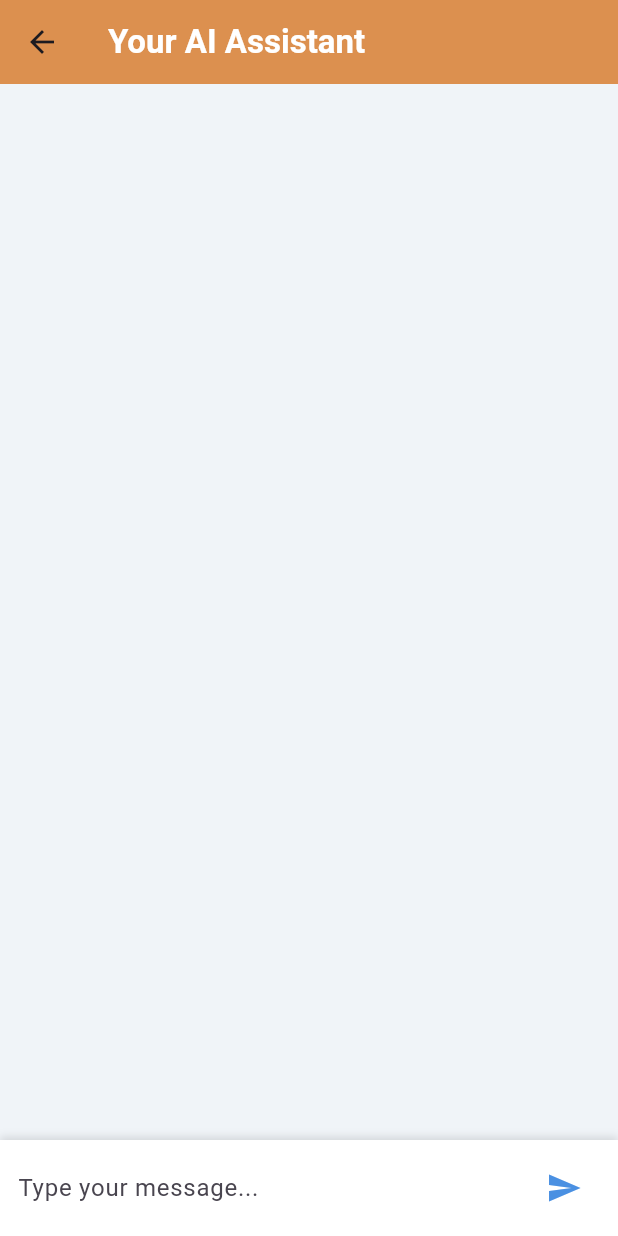
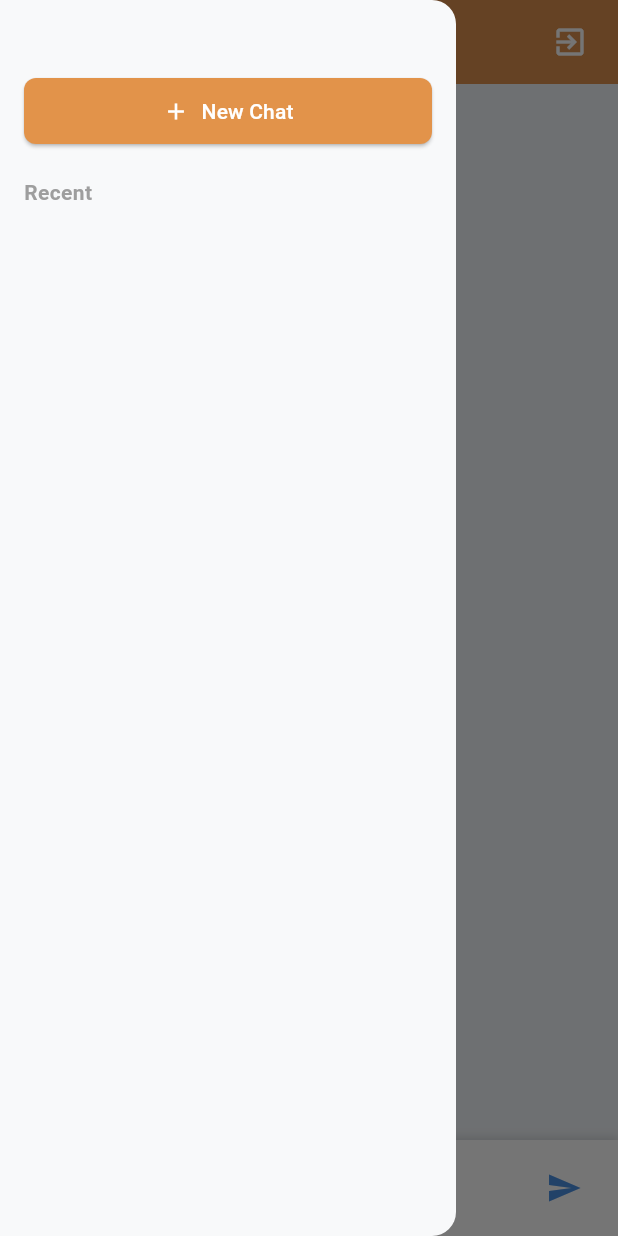
Before and after one commit to its-surbhi02/notes_app, a Flutter app: the AiToolsScreen screen opened directly, with the side drawer open (before the commit the screen has no drawer), on a phone screen of 412 x 824 dp. Run offline on Flutter 3.47's test engine with Material 3 defaults, Android fonts, the phone set to English and light mode, and no system bars; our stand-ins replace cached_network_image, cloud_firestore, firebase_auth, firebase_core, firebase_crashlytics, firebase_messaging and 10 more; missing offline and left inert: record; accounts and stored records are empty.

Commit message:
fixing bugs

```diff
--- a/lib/core/features/advanced/screens/ai_tools_screen.dart
+++ b/lib/core/features/advanced/screens/ai_tools_screen.dart
@@ -1,12 +1,45 @@
-
 
 
 import 'dart:convert';
 import 'package:flutter/material.dart';
 import 'package:http/http.dart' as http;
 import 'package:flutter_dotenv/flutter_dotenv.dart';
+import 'package:shared_preferences/shared_preferences.dart';
 
+// --- MODEL CLASS FOR CHAT SESSIONS ---
+class ChatSession {
+  String id;
+  String title;
+  List<Map<String, String>> messages;
+  DateTime timestamp;
 
+  ChatSession({
+    required this.id,
+    required this.title,
+    required this.messages,
+    required this.timestamp,
+  });
+
+  Map<String, dynamic> toJson() => {
+        'id': id,
+        'title': title,
+        'messages': messages,
+        'timestamp': timestamp.toIso8601String(),
+      };
+
+  factory ChatSession.fromJson(Map<String, dynamic> json) {
+    return ChatSession(
+      id: json['id'],
+      title: json['title'],
+      messages: List<Map<String, String>>.from(
+        (json['messages'] as List).map((item) => Map<String, String>.from(item)),
+      ),
+      timestamp: DateTime.parse(json['timestamp']),
+    );
+  }
+}
+
+// --- MAIN SCREEN ---
 class AiToolsScreen extends StatefulWidget {
   const AiToolsScreen({super.key});
 
@@ -17,60 +50,127 @@ class AiToolsScreen extends StatefulWidget {
 class _AiToolsScreenState extends State<AiToolsScreen> {
   final TextEditingController _promptController = TextEditingController();
   final ScrollController _scrollController = ScrollController();
+  final GlobalKey<ScaffoldState> _scaffoldKey = GlobalKey<ScaffoldState>();
+
   bool _isLoading = false;
-  final List<Map<String, String>> _messages = [];
+  String _apiKey = "";
 
-  // ✅ Store the API key in the widget's state
-  String _apiKey = "";
+  // History State
+  List<ChatSession> _sessions = [];
+  String? _currentSessionId;
+  List<Map<String, String>> _currentMessages = [];
 
   @override
   void initState() {
     super.initState();
-    // ✅ Load the key here, after main.dart has loaded the .env file
     _apiKey = dotenv.env['API_KEY'] ?? "API_KEY_NOT_FOUND";
 
+    _loadHistory().then((_) {
+      if (_sessions.isEmpty) {
+        _startNewChat();
+      } else {
+        _startNewChat(); // Start fresh by default, or remove this to load last chat
+      }
+    });
+
     if (_apiKey == "API_KEY_NOT_FOUND") {
-      print("Error: API_KEY not found in .env file.");
-      _messages.add({
+      _currentMessages.add({
         "role": "ai",
         "text": "Error: API_KEY is not configured. Please contact support."
       });
     }
   }
 
-  /// 🔥 Gemini API Call
+  // --- STORAGE LOGIC ---
+  Future<void> _loadHistory() async {
+    final prefs = await SharedPreferences.getInstance();
+    final String? historyJson = prefs.getString('chat_history');
+
+    if (historyJson != null) {
+      final List<dynamic> decoded = jsonDecode(historyJson);
+      setState(() {
+        _sessions = decoded.map((json) => ChatSession.fromJson(json)).toList();
+        _sessions.sort((a, b) => b.timestamp.compareTo(a.timestamp));
+      });
+    }
+  }
+
+  Future<void> _saveHistory() async {
+    final prefs = await SharedPreferences.getInstance();
+    final String encoded = jsonEncode(_sessions.map((s) => s.toJson()).toList());
+    await prefs.setString('chat_history', encoded);
+  }
+
+  // --- SESSION MANAGEMENT ---
+  void _startNewChat() {
+    setState(() {
+      _currentSessionId = DateTime.now().millisecondsSinceEpoch.toString();
+      _currentMessages = [];
+      _isLoading = false;
+    });
+    if (_scaffoldKey.currentState?.isDrawerOpen ?? false) {
+      Navigator.pop(context);
+    }
+  }
+
+  void _loadSession(ChatSession session) {
+    setState(() {
+      _currentSessionId = session.id;
+      _currentMessages = List.from(session.messages);
+    });
+    Navigator.pop(context);
+  }
+
+  void _updateCurrentSessionInHistory() {
+    final index = _sessions.indexWhere((s) => s.id == _currentSessionId);
+
+    String title = "New Chat";
+    if (_currentMessages.isNotEmpty) {
+      title = _currentMessages[0]['text'] ?? "Chat";
+      if (title.length > 20) title = "${title.substring(0, 20)}...";
+    }
+
+    final updatedSession = ChatSession(
+      id: _currentSessionId!,
+      title: title,
+      messages: _currentMessages,
+      timestamp: DateTime.now(),
+    );
+
+    setState(() {
+      if (index != -1) {
+        _sessions[index] = updatedSession;
+        _sessions.removeAt(index);
+        _sessions.insert(0, updatedSession);
+      } else {
+        _sessions.insert(0, updatedSession);
+      }
+    });
+
+    _saveHistory();
+  }
+
+  // --- API LOGIC ---
   Future<void> _generateContent() async {
     final prompt = _promptController.text.trim();
+    if (prompt.isEmpty) return;
 
-    if (prompt.isEmpty) {
-      ScaffoldMessenger.of(context).showSnackBar(
-        const SnackBar(
-          content: Text("Please enter a message."),
-          backgroundColor: Colors.redAccent,
-        ),
-      );
-      return;
-    }
-
-    // Add user message
     setState(() {
-      _messages.add({"role": "user", "text": prompt});
+      _currentMessages.add({"role": "user", "text": prompt});
       _isLoading = true;
       _promptController.clear();
     });
 
-    // API URL
+    _updateCurrentSessionInHistory(); // Save user prompt
+
     final url = Uri.parse(
-      // ✅ Use the state variable _apiKey
       "https://generativelanguage.googleapis.com/v1/models/gemini-2.5-flash:generateContent?key=$_apiKey",
     );
 
     final requestBody = {
       "contents": [
         {
-          "parts": [
-            {"text": prompt}
-          ]
+          "parts": [{"text": prompt}]
         }
       ]
     };
@@ -84,29 +184,30 @@ class _AiToolsScreenState extends State<AiToolsScreen> {
 
       if (response.statusCode == 200) {
         final json = jsonDecode(response.body);
-        final aiText =
-            json["candidates"][0]["content"]["parts"][0]["text"] ?? "No response";
+        final aiText = json["candidates"][0]["content"]["parts"][0]["text"] ?? "No response";
 
         setState(() {
-          _messages.add({"role": "ai", "text": aiText});
+          _currentMessages.add({"role": "ai", "text": aiText});
         });
       } else {
         final error = jsonDecode(response.body);
         final msg = error['error']?['message'] ?? "Unknown error";
-
         setState(() {
-          _messages.add({"role": "ai", "text": "❌ API Error: $msg"});
+          _currentMessages.add({"role": "ai", "text": "❌ Error: $msg"});
         });
       }
     } catch (e) {
       setState(() {
-        _messages.add({"role": "ai", "text": "🚫 Failed: $e"});
+        _currentMessages.add({"role": "ai", "text": "🚫 Failed: $e"});
       });
     }
 
     setState(() => _isLoading = false);
+    _updateCurrentSessionInHistory(); // Save AI response
+    _scrollToBottom();
+  }
 
-    // Auto-scroll to latest
+  void _scrollToBottom() {
     Future.delayed(const Duration(milliseconds: 300), () {
       if (!_scrollController.hasClients) return;
       _scrollController.animateTo(
@@ -117,36 +218,120 @@ class _AiToolsScreenState extends State<AiToolsScreen> {
     });
   }
 
+  // --- UI BUILD ---
   @override
   Widget build(BuildContext context) {
     return Scaffold(
+      key: _scaffoldKey,
       backgroundColor: const Color(0xFFF0F4F8),
 
-      /// Top AppBar
+      // SIDEBAR (DRAWER)
+      drawer: Drawer(
+        backgroundColor: const Color(0xFFF8F9FA),
+        child: Column(
+          children: [
+            const SizedBox(height: 50),
+            Padding(
+              padding: const EdgeInsets.symmetric(horizontal: 16.0),
+              child: SizedBox(
+                width: double.infinity,
+                child: ElevatedButton.icon(
+                  onPressed: _startNewChat,
+                  style: ElevatedButton.styleFrom(
+                    backgroundColor: const Color(0xFFE2934A),
+                    foregroundColor: Colors.white,
+                    padding: const EdgeInsets.symmetric(vertical: 12),
+                    shape: RoundedRectangleBorder(borderRadius: BorderRadius.circular(8)),
+                  ),
+                  icon: const Icon(Icons.add),
+                  label: const Text("New Chat"),
+                ),
+              ),
+            ),
+            const SizedBox(height: 20),
+            const Padding(
+              padding: EdgeInsets.only(left: 16.0),
+              child: Align(
+                alignment: Alignment.centerLeft,
+                child: Text("Recent", style: TextStyle(fontWeight: FontWeight.bold, color: Colors.grey)),
+              ),
+            ),
+            const SizedBox(height: 10),
+            Expanded(
+              child: ListView.builder(
+                padding: EdgeInsets.zero,
+                itemCount: _sessions.length,
+                itemBuilder: (context, index) {
+                  final session = _sessions[index];
+                  return ListTile(
+                    leading: const Icon(Icons.chat_bubble_outline, size: 20),
+                    title: Text(
+                      session.title,
+                      maxLines: 1,
+                      overflow: TextOverflow.ellipsis,
+                      style: const TextStyle(fontSize: 14),
+                    ),
+                    onTap: () => _loadSession(session),
+                    trailing: IconButton(
+                      icon: const Icon(Icons.delete_outline, size: 18, color: Colors.grey),
+                      onPressed: () {
+                         setState(() {
+                           _sessions.removeAt(index);
+                           _saveHistory();
+                           if(_currentSessionId == session.id) _startNewChat();
+                         });
+                      },
+                    ),
+                  );
+                },
+              ),
+            ),
+          ],
+        ),
+      ),
+
+      // TOP BAR
       appBar: AppBar(
         title: const Text(
-          "Your AI Assistant",
+          "AI Assistant",
           style: TextStyle(fontWeight: FontWeight.bold, color: Colors.white),
         ),
         backgroundColor: const Color(0xFFE2934A),
         elevation: 1,
+
+        // Left Menu Button
+        leading: IconButton(
+          icon: const Icon(Icons.menu, color: Colors.white),
+          onPressed: () => _scaffoldKey.currentState?.openDrawer(),
+        ),
+
+        // Right Back Button (Your Request)
+        actions: [
+          IconButton(
+            icon: const Icon(Icons.exit_to_app, color: Colors.white),
+            tooltip: 'Go Back',
+            onPressed: () {
+              Navigator.pop(context);
+            },
+          ),
+          const SizedBox(width: 8), // Little padding
+        ],
       ),
 
-      /// Body: Chat messages + Input
+      // CHAT AREA
       body: Column(
         children: [
           Expanded(
             child: ListView.builder(
               controller: _scrollController,
               padding: const EdgeInsets.all(12),
-              itemCount: _messages.length,
+              itemCount: _currentMessages.length,
               itemBuilder: (context, index) {
-                final msg = _messages[index];
+                final msg = _currentMessages[index];
                 final isUser = msg["role"] == "user";
 
                 return Align(
-                  alignment:
-                      isUser ? Alignment.centerRight : Alignment.centerLeft,
+                  alignment: isUser ? Alignment.centerRight : Alignment.centerLeft,
                   child: Container(
                     margin: const EdgeInsets.symmetric(vertical: 6),
                     padding: const EdgeInsets.all(14),
@@ -154,9 +339,7 @@ class _AiToolsScreenState extends State<AiToolsScreen> {
                       maxWidth: MediaQuery.of(context).size.width * 0.75,
                     ),
                     decoration: BoxDecoration(
-                      color: isUser
-                          ? const Color(0xFF4A90E2)
-                          : Colors.white,
+                      color: isUser ? const Color(0xFF4A90E2) : Colors.white,
                       borderRadius: BorderRadius.circular(16),
                       boxShadow: [
                         BoxShadow(
@@ -166,8 +349,6 @@ class _AiToolsScreenState extends State<AiToolsScreen> {
                         ),
                       ],
                     ),
-
-                    /// SELECTABLE TEXT
                     child: SelectableText(
                       msg["text"] ?? "",
                       style: TextStyle(
@@ -182,7 +363,7 @@ class _AiToolsScreenState extends State<AiToolsScreen> {
             ),
           ),
 
-          /// Bottom Input Bar
+          // INPUT AREA
           Container(
             padding: const EdgeInsets.symmetric(horizontal: 12, vertical: 8),
             decoration: const BoxDecoration(
@@ -208,15 +389,10 @@ class _AiToolsScreenState extends State<AiToolsScreen> {
                     onSubmitted: (_) => _generateContent(),
                   ),
                 ),
-
-                /// Send Button
                 IconButton(
                   icon: _isLoading
                       ? const SizedBox(
-                          width: 22,
-                          height: 22,
-                          child: CircularProgressIndicator(strokeWidth: 2),
-                        )
+                          width: 22, height: 22, child: CircularProgressIndicator(strokeWidth: 2))
                       : const Icon(Icons.send, color: Color(0xFF4A90E2)),
                   onPressed: _isLoading ? null : _generateContent,
                 ),
--- a/pubspec.yaml
+++ b/pubspec.yaml
@@ -69,6 +69,7 @@ dependencies:
   firebase_messaging: ^16.0.4
   firebase_analytics: ^12.0.4
   cached_network_image: ^3.4.1
+  image_cropper: ^11.0.0
 
 dev_dependencies:
   flutter_test:
```
Also changed, not shown: pubspec.lock, 3 other files.
